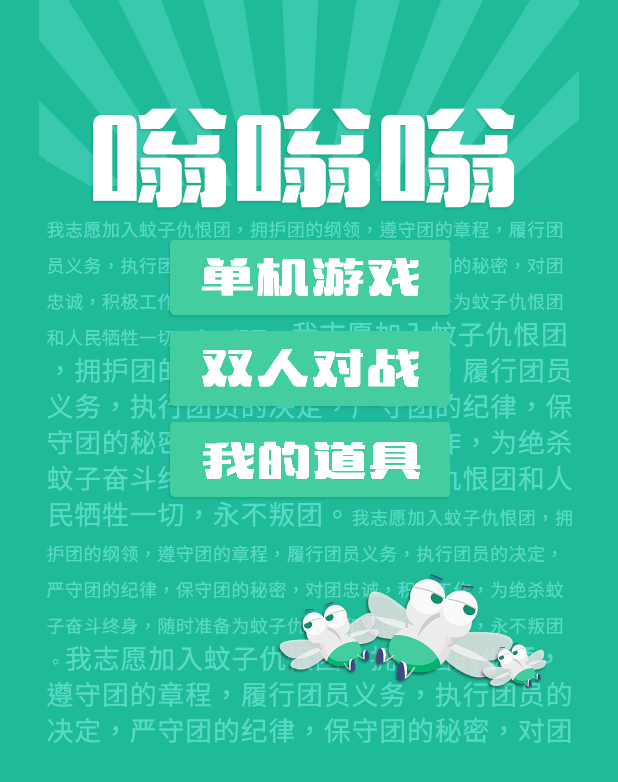
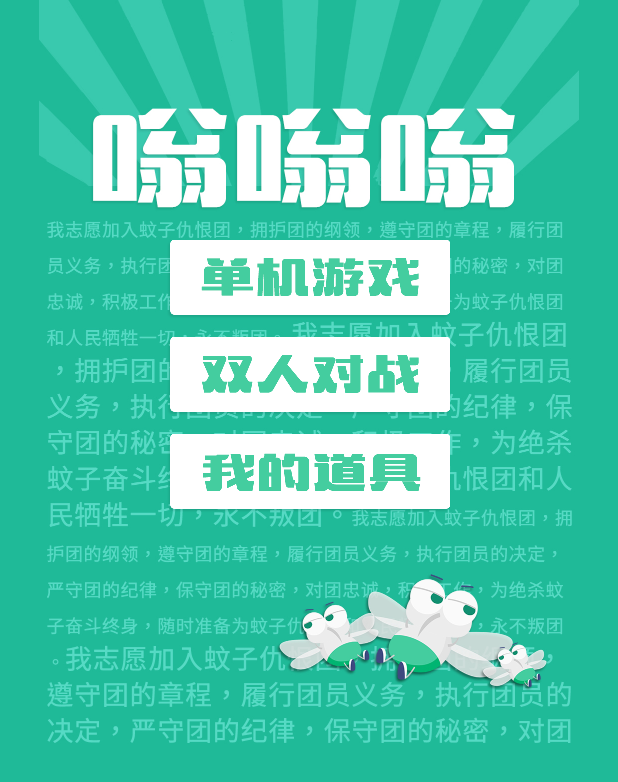
Before and after one commit to linroid/WWW, an Android app: the fragment GameFragment shown on its own in the app's theme, on a phone screen of 412 x 824 dp. Shown: the top 782 px of the screen. Run offline under Robolectric (Android 15) with nearby library versions, the phone set to English and light mode, and no system bars; our stand-ins replace ButterKnife.

Commit message:
modify GameFragment button

```diff
--- a/app/src/main/java/io/hackathon/www/GameFragment.java
+++ b/app/src/main/java/io/hackathon/www/GameFragment.java
@@ -51,7 +51,7 @@ public class GameFragment extends Fragment {
         return view;
     }
 
-    @OnClick(R.id.btn_single)
+    @OnClick({R.id.btn_single, R.id.btn_double})
     public void onSingleBtnClick(ImageButton btn){
         Intent intent = new Intent(getActivity(), AndroidLauncher.class);
         startActivity(intent);
--- a/app/src/main/res/drawable/game_divider.xml
+++ b/app/src/main/res/drawable/game_divider.xml
@@ -1,5 +1,5 @@
 <?xml version="1.0" encoding="utf-8"?>
 <shape xmlns:android="http://schemas.android.com/apk/res/android"
     android:shape="rectangle">
-    <size android:height="8dp"/>
+    <size android:height="12dp"/>
 </shape>
```
Also changed, not shown: app/src/main/res/drawable-xxhdpi/double_game.png, app/src/main/res/drawable-xxhdpi/props.png, app/src/main/res/drawable-xxhdpi/single_game.png.
